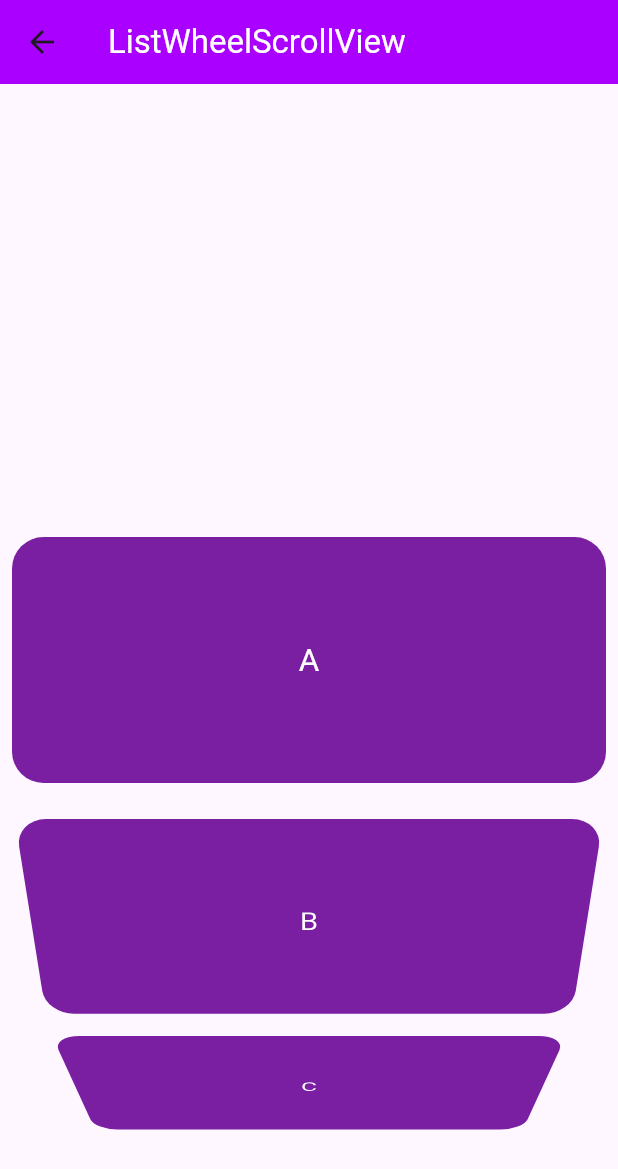
After one commit to thisisdishang/JourneyToFlutter, a Flutter app: the MyListWheelScrollView screen opened directly, on a phone screen of 412 x 824 dp. The commit adds this screen. Shown: the top 1169 px of the screen. Run offline on Flutter 3.47's test engine with Material 3 defaults, Android fonts, the light colour scheme and no system bars; our stand-ins replace fluttertoast, font_awesome_flutter.

Commit message:
Add ListWheelScrollView widget

```diff
--- /dev/null
+++ b/lib/ListWheelScrollView.dart
@@ -0,0 +1,48 @@
+import 'package:flutter/material.dart';
+
+class MyListWheelScrollView extends StatefulWidget {
+  const MyListWheelScrollView({super.key});
+
+  @override
+  State<MyListWheelScrollView> createState() => _MyListWheelScrollViewState();
+}
+
+class _MyListWheelScrollViewState extends State<MyListWheelScrollView> {
+  var arrIndex = ['A', 'B', 'C', 'D', 'E', 'F', 'G', 'H', 'I', 'J', 'K', 'L'];
+
+  @override
+  Widget build(BuildContext context) {
+    return Scaffold(
+      appBar: AppBar(
+        title: Text(
+          'ListWheelScrollView',
+          style: TextStyle(color: Colors.white),
+        ),
+        backgroundColor: Colors.purpleAccent.shade700,
+      ),
+      body: Center(
+        child: ListWheelScrollView(
+          itemExtent: 180,
+          children: arrIndex
+              .map((value) => Padding(
+                    padding: const EdgeInsets.all(8.0),
+                    child: Container(
+                      child: Center(
+                        child: Text(
+                          '$value',
+                          style: TextStyle(fontSize: 21, color: Colors.white),
+                        ),
+                      ),
+                      width: double.infinity,
+                      decoration: BoxDecoration(
+                        color: Colors.purple.shade700,
+                        borderRadius: BorderRadius.circular(21),
+                      ),
+                    ),
+                  ))
+              .toList(),
+        ),
+      ),
+    );
+  }
+}
--- a/lib/main.dart
+++ b/lib/main.dart
@@ -5,6 +5,7 @@ import 'package:journey_to_flutter/CircleAvatar.dart';
 import 'package:journey_to_flutter/CustomWidget.dart';
 import 'package:journey_to_flutter/FontAwesome.dart';
 import 'package:journey_to_flutter/HeroAnimation.dart';
+import 'package:journey_to_flutter/ListWheelScrollView.dart';
 import 'package:journey_to_flutter/MyConstrainedBox.dart';
 import 'package:journey_to_flutter/MyRangeSlider.dart';
 import 'package:journey_to_flutter/MyRichText.dart';
@@ -569,6 +570,20 @@ class _MyHomePageState extends State<MyHomePage> {
                       },
                       child: Text('ListTile'),
                     ),
+                    SizedBox(
+                      width: 10,
+                    ),
+                    ElevatedButton(
+                      onPressed: () {
+                        Navigator.push(
+                          context,
+                          MaterialPageRoute(
+                            builder: (context) => MyListWheelScrollView(),
+                          ),
+                        );
+                      },
+                      child: Text('ListWheelScrollView'),
+                    ),
                   ],
                 ),
               ),
```
Also changed, not shown: 1 other file.
